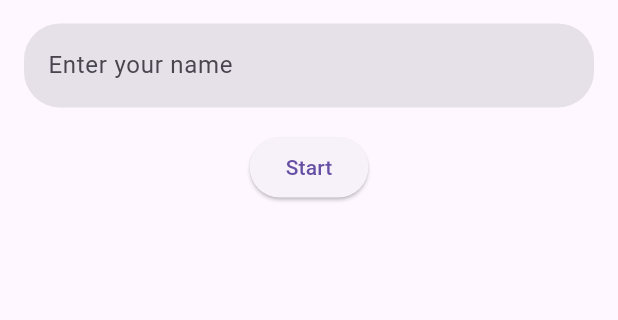
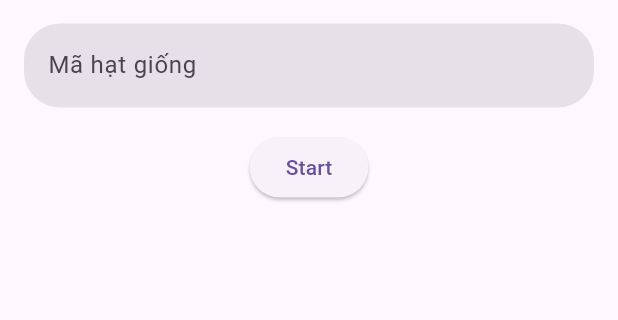
Before and after one commit to irzko/guess_idol, a Flutter app: the screen it shows after launch, on a phone screen of 412 x 824 dp, the part 542-862 px from its top. Run offline on Flutter 3.47's test engine with Material 3 defaults, Android fonts, the light colour scheme and no system bars; our stand-ins replace go_router; network calls fail.

Commit message:
Update SeedForm to use number keyboard type and change hint text; remove commented width in PickCharacter; add devtools_options.yaml for configuration

```diff
--- /dev/null
+++ b/devtools_options.yaml
@@ -0,0 +1,3 @@
+description: This file stores settings for Dart & Flutter DevTools.
+documentation: https://docs.flutter.dev/tools/devtools/extensions#configure-extension-enablement-states
+extensions:
--- a/lib/components/seed_form.dart
+++ b/lib/components/seed_form.dart
@@ -37,19 +37,20 @@
             ),
             TextField(
               controller: myController,
+              keyboardType: TextInputType.number,
               decoration: InputDecoration(
                   border: OutlineInputBorder(
                       borderRadius:
                           const BorderRadius.all(Radius.circular(24.0)),
                       borderSide: BorderSide.none),
-                  hintText: 'Enter your name',
+                  hintText: 'Mã hạt giống',
                   filled: true),
             ),
             ElevatedButton(
               onPressed: () {
-                context.go(
-                    Uri(path: '/pick', queryParameters: {'seed': myController.text})
-                        .toString());
+                context.go(Uri(
+                    path: '/pick',
+                    queryParameters: {'seed': myController.text}).toString());
               },
               child: const Text('Start'),
             ),
--- a/lib/screens/pick_character.dart
+++ b/lib/screens/pick_character.dart
@@ -96,7 +96,6 @@
                             snapshot.data![index].image,
                             fit: BoxFit.cover,
                             filterQuality: FilterQuality.low,
-                            // width: double.infinity,
                           ),
                         ),
                       ),
```
